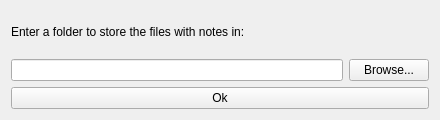
Old version of the form misli_desktop/getdirdialogue.ui in the repository v-ko/pamet.
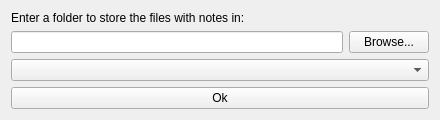
New version of the form.

What changed in the file:
```diff
--- a/misli_desktop/getdirdialogue.ui
+++ b/misli_desktop/getdirdialogue.ui
@@ -37,6 +37,9 @@
        </item>
       </layout>
      </item>
+     <item>
+      <widget class="QComboBox" name="comboBoxChooseLanguage"/>
+     </item>
      <item>
       <widget class="QPushButton" name="okButton">
        <property name="text">
```
